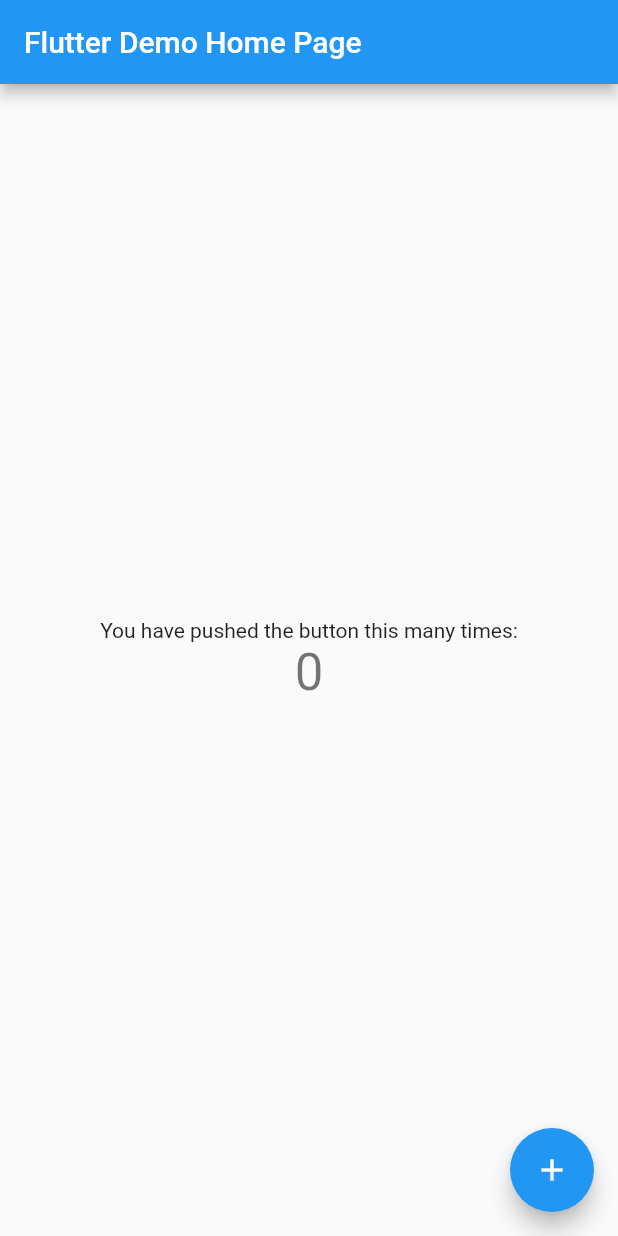
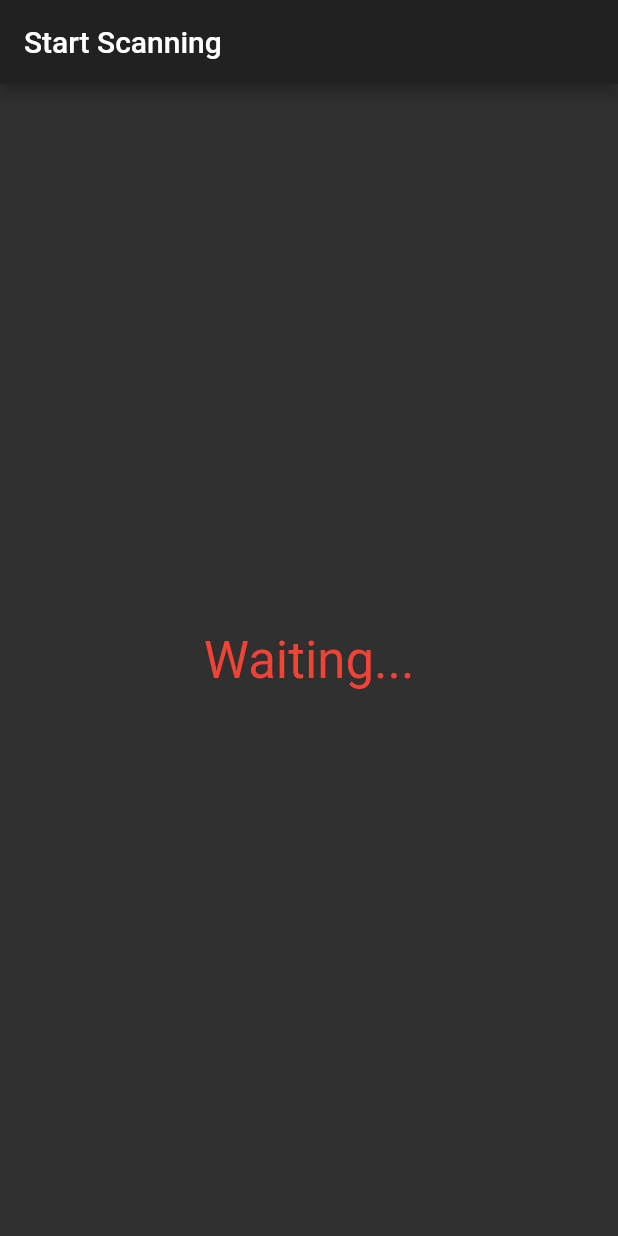
Before and after one commit to GabrielleBarbosa/SmartHummus, a Flutter app: the screen it shows after launch, on a phone screen of 412 x 824 dp. Run offline on Flutter 3.47's test engine with Material 2 defaults, Android fonts, the phone set to English and light mode, and no system bars; our stand-ins replace flutter_blue, google_fonts, percent_indicator.

Commit message:
novos arquivos para teste wifi

```diff
--- a/bluetooth_wifi_test/teste_bluetooth/lib/main.dart
+++ b/bluetooth_wifi_test/teste_bluetooth/lib/main.dart
@@ -1,117 +1,183 @@
+import 'dart:async';
+import 'dart:convert' show utf8;
+
 import 'package:flutter/material.dart';
+import 'package:flutter_blue/flutter_blue.dart';
 
-void main() {
-  runApp(MyApp());
-}
+void main() => runApp(MyApp());
 
 class MyApp extends StatelessWidget {
-  // This widget is the root of your application.
   @override
   Widget build(BuildContext context) {
     return MaterialApp(
-      title: 'Flutter Demo',
-      theme: ThemeData(
-        // This is the theme of your application.
-        //
-        // Try running your application with "flutter run". You'll see the
-        // application has a blue toolbar. Then, without quitting the app, try
-        // changing the primarySwatch below to Colors.green and then invoke
-        // "hot reload" (press "r" in the console where you ran "flutter run",
-        // or simply save your changes to "hot reload" in a Flutter IDE).
-        // Notice that the counter didn't reset back to zero; the application
-        // is not restarted.
-        primarySwatch: Colors.blue,
-        // This makes the visual density adapt to the platform that you run
-        // the app on. For desktop platforms, the controls will be smaller and
-        // closer together (more dense) than on mobile platforms.
-        visualDensity: VisualDensity.adaptivePlatformDensity,
-      ),
-      home: MyHomePage(title: 'Flutter Demo Home Page'),
+      title: 'Wifi Setter Via BLE',
+      debugShowCheckedModeBanner: false,
+      home: WifiSetter(),
+      theme: ThemeData.dark(),
     );
   }
 }
 
-class MyHomePage extends StatefulWidget {
-  MyHomePage({Key key, this.title}) : super(key: key);
+class WifiSetter extends StatefulWidget {
+  @override
+  _WifiSetterState createState() => _WifiSetterState();
+}
 
-  // This widget is the home page of your application. It is stateful, meaning
-  // that it has a State object (defined below) that contains fields that affect
-  // how it looks.
+class _WifiSetterState extends State<WifiSetter> {
+  final String SERVICE_UUID = "4fafc201-1fb5-459e-8fcc-c5c9c331914b";
+  final String CHARACTERISTIC_UUID = "beb5483e-36e1-4688-b7f5-ea07361b26a8";
+  final String TARGET_DEVICE_NAME = "ESP32 THAT PROJECT";
 
-  // This class is the configuration for the state. It holds the values (in this
-  // case the title) provided by the parent (in this case the App widget) and
-  // used by the build method of the State. Fields in a Widget subclass are
-  // always marked "final".
+  FlutterBlue flutterBlue = FlutterBlue.instance;
+  StreamSubscription<ScanResult> scanSubscription;
 
-  final String title;
+  BluetoothDevice targetDevice;
+  BluetoothCharacteristic targetCharacteristic;
+
+  String connectionText = "";
 
   @override
-  _MyHomePageState createState() => _MyHomePageState();
-}
+  void initState() {
+    super.initState();
+    startScan();
+  }
 
-class _MyHomePageState extends State<MyHomePage> {
-  int _counter = 0;
+  startScan() {
+    setState(() {
+      connectionText = "Start Scanning";
+    });
 
-  void _incrementCounter() {
+    scanSubscription = flutterBlue.scan().listen((scanResult) {
+      print(scanResult.device.name);
+      if (scanResult.device.name.contains(TARGET_DEVICE_NAME)) {
+        stopScan();
+
+        setState(() {
+          connectionText = "Found Target Device";
+        });
+
+        targetDevice = scanResult.device;
+        connectToDevice();
+      }
+    }, onDone: () => stopScan());
+  }
+
+  stopScan() {
+    scanSubscription?.cancel();
+    scanSubscription = null;
+  }
+
+  connectToDevice() async {
+    if (targetDevice == null) {
+      return;
+    }
+
     setState(() {
-      // This call to setState tells the Flutter framework that something has
-      // changed in this State, which causes it to rerun the build method below
-      // so that the display can reflect the updated values. If we changed
-      // _counter without calling setState(), then the build method would not be
-      // called again, and so nothing would appear to happen.
-      _counter++;
+      connectionText = "Device Connecting";
+    });
+
+    await targetDevice.connect();
+
+    setState(() {
+      connectionText = "Device Connected";
+    });
+
+    discoverServices();
+  }
+
+  disconnectFromDeivce() {
+    if (targetDevice == null) {
+      return;
+    }
+
+    targetDevice.disconnect();
+
+    setState(() {
+      connectionText = "Device Disconnected";
     });
   }
 
+  discoverServices() async {
+    if (targetDevice == null) {
+      return;
+    }
+
+    List<BluetoothService> services = await targetDevice.discoverServices();
+    services.forEach((service) {
+      if (service.uuid.toString() == SERVICE_UUID) {
+        service.characteristics.forEach((characteristics) {
+          if (characteristics.uuid.toString() == CHARACTERISTIC_UUID) {
+            targetCharacteristic = characteristics;
+            setState(() {
+              connectionText = "All Ready with ${targetDevice.name}";
+            });
+          }
+        });
+      }
+    });
+  }
+
+  writeData(String data) async {
+    if (targetCharacteristic == null) return;
+
+    List<int> bytes = utf8.encode(data);
+    await targetCharacteristic.write(bytes);
+  }
+
+  @override
+  void dispose() {
+    super.dispose();
+    stopScan();
+  }
+
+  submitAction() {
+    var wifiData = '${wifiNameController.text},${wifiPasswordController.text}';
+    writeData(wifiData);
+  }
+
+  TextEditingController wifiNameController = TextEditingController();
+  TextEditingController wifiPasswordController = TextEditingController();
+
   @override
   Widget build(BuildContext context) {
-    // This method is rerun every time setState is called, for instance as done
-    // by the _incrementCounter method above.
-    //
-    // The Flutter framework has been optimized to make rerunning build methods
-    // fast, so that you can just rebuild anything that needs updating rather
-    // than having to individually change instances of widgets.
     return Scaffold(
       appBar: AppBar(
-        // Here we take the value from the MyHomePage object that was created by
-        // the App.build method, and use it to set our appbar title.
-        title: Text(widget.title),
+        title: Text(connectionText),
       ),
-      body: Center(
-        // Center is a layout widget. It takes a single child and positions it
-        // in the middle of the parent.
-        child: Column(
-          // Column is also a layout widget. It takes a list of children and
-          // arranges them vertically. By default, it sizes itself to fit its
-          // children horizontally, and tries to be as tall as its parent.
-          //
-          // Invoke "debug painting" (press "p" in the console, choose the
-          // "Toggle Debug Paint" action from the Flutter Inspector in Android
-          // Studio, or the "Toggle Debug Paint" command in Visual Studio Code)
-          // to see the wireframe for each widget.
-          //
-          // Column has various properties to control how it sizes itself and
-          // how it positions its children. Here we use mainAxisAlignment to
-          // center the children vertically; the main axis here is the vertical
-          // axis because Columns are vertical (the cross axis would be
-          // horizontal).
-          mainAxisAlignment: MainAxisAlignment.center,
-          children: <Widget>[
-            Text(
-              'You have pushed the button this many times:',
-            ),
-            Text(
-              '$_counter',
-              style: Theme.of(context).textTheme.headline4,
-            ),
-          ],
-        ),
-      ),
-      floatingActionButton: FloatingActionButton(
-        onPressed: _incrementCounter,
-        tooltip: 'Increment',
-        child: Icon(Icons.add),
-      ), // This trailing comma makes auto-formatting nicer for build methods.
+      body: Container(
+          child: targetCharacteristic == null
+              ? Center(
+                  child: Text(
+                    "Waiting...",
+                    style: TextStyle(fontSize: 34, color: Colors.red),
+                  ),
+                )
+              : Column(
+                  children: <Widget>[
+                    Padding(
+                      padding: const EdgeInsets.all(16),
+                      child: TextField(
+                        controller: wifiNameController,
+                        decoration: InputDecoration(labelText: 'Wifi Name'),
+                      ),
+                    ),
+                    Padding(
+                      padding: const EdgeInsets.all(16),
+                      child: TextField(
+                        controller: wifiPasswordController,
+                        decoration: InputDecoration(labelText: 'Wifi Password'),
+                      ),
+                    ),
+                    Padding(
+                      padding: const EdgeInsets.all(16),
+                      child: RaisedButton(
+                        onPressed: submitAction,
+                        color: Colors.indigoAccent,
+                        child: Text('Submit'),
+                      ),
+                    )
+                  ],
+                )),
     );
   }
 }
```
Also changed, not shown: 5 other files.
